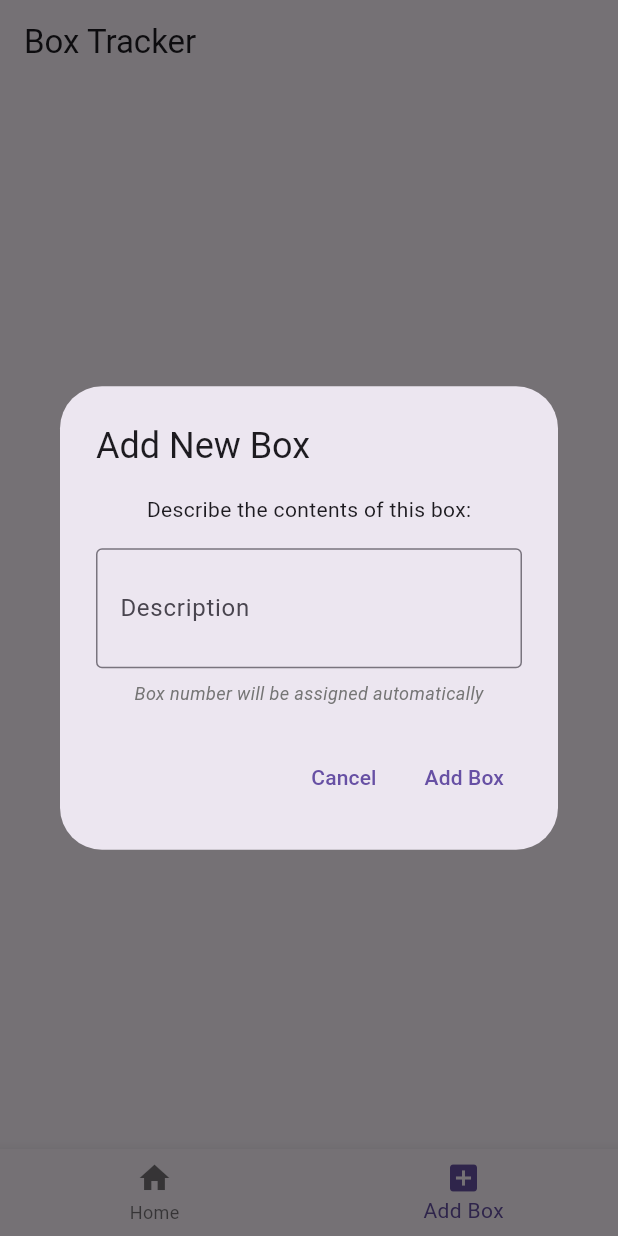
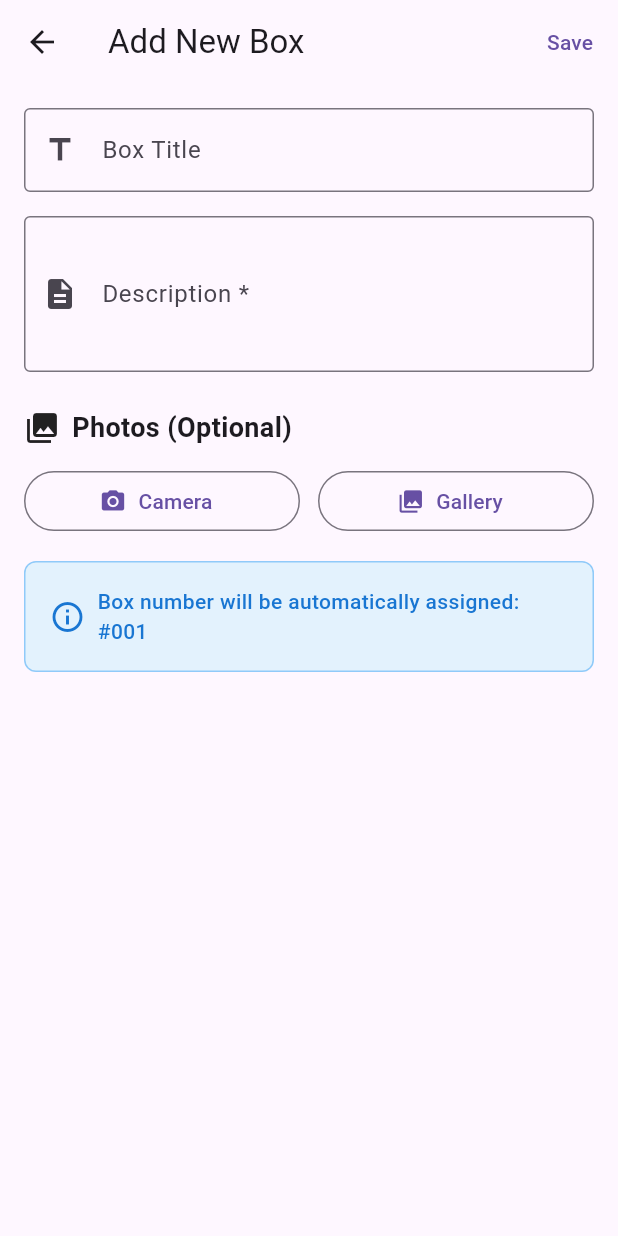
Before and after one commit to cleytonshelton/ASE_456_Individual_Project, a Flutter app: the screen it shows after launch, item 2 of the bottom bar chosen, on a phone screen of 412 x 824 dp. Run offline on Flutter 3.47's test engine with Material 3 defaults, Android fonts, the phone set to English and light mode, and no system bars; our stand-ins replace hive, hive_flutter, image_picker; accounts and stored records are empty.

Commit message:
Added new Add Box Screen
Takes a user to a new screen and allows them to give each box a title, description, and an optional choice of adding images of the contents of the box.

```diff
--- /dev/null
+++ b/qrstorageapp/lib/add_box_screen.dart
@@ -0,0 +1,307 @@
+import 'dart:io';
+import 'package:flutter/material.dart';
+import 'package:image_picker/image_picker.dart';
+import 'package:hive_flutter/hive_flutter.dart';
+import 'models/box_item.dart';
+
+class AddBoxScreen extends StatefulWidget {
+  final Box<BoxItem> box;
+
+  const AddBoxScreen({super.key, required this.box});
+
+  @override
+  State<AddBoxScreen> createState() => _AddBoxScreenState();
+}
+
+class _AddBoxScreenState extends State<AddBoxScreen> {
+  final _formKey = GlobalKey<FormState>();
+  final _titleController = TextEditingController();
+  final _descriptionController = TextEditingController();
+  final List<String> _imagePaths = [];
+  bool _isLoading = false;
+
+  @override
+  void dispose() {
+    _titleController.dispose();
+    _descriptionController.dispose();
+    super.dispose();
+  }
+
+  // Get the next available box number
+  String _getNextBoxNumber() {
+    if (widget.box.isEmpty) {
+      return "001";
+    }
+
+    // Find the highest existing box number
+    int maxNumber = 0;
+    for (int i = 0; i < widget.box.length; i++) {
+      final item = widget.box.getAt(i)!;
+      final numberStr = item.boxNumber.replaceAll(RegExp(r'[^0-9]'), '');
+      final number = int.tryParse(numberStr) ?? 0;
+      if (number > maxNumber) {
+        maxNumber = number;
+      }
+    }
+
+    // Return next number with zero padding
+    return (maxNumber + 1).toString().padLeft(3, '0');
+  }
+
+  // Add photo from camera
+  Future<void> _addPhotoFromCamera() async {
+    final picker = ImagePicker();
+    final photo = await picker.pickImage(source: ImageSource.camera);
+
+    if (photo != null) {
+      setState(() {
+        _imagePaths.add(photo.path);
+      });
+    }
+  }
+
+  // Add photo from gallery
+  Future<void> _addPhotoFromGallery() async {
+    final picker = ImagePicker();
+    final photo = await picker.pickImage(source: ImageSource.gallery);
+
+    if (photo != null) {
+      setState(() {
+        _imagePaths.add(photo.path);
+      });
+    }
+  }
+
+  // Remove photo
+  void _removePhoto(int index) {
+    setState(() {
+      _imagePaths.removeAt(index);
+    });
+  }
+
+  // Save the box
+  Future<void> _saveBox() async {
+    if (!_formKey.currentState!.validate()) {
+      return;
+    }
+
+    setState(() {
+      _isLoading = true;
+    });
+
+    try {
+      final boxNumber = _getNextBoxNumber();
+      final newItem = BoxItem(
+        boxNumber: boxNumber,
+        title: _titleController.text.trim().isNotEmpty ? _titleController.text.trim() : null,
+        description: _descriptionController.text.trim(),
+        imagePaths: List.from(_imagePaths),
+      );
+
+      widget.box.add(newItem);
+
+      if (mounted) {
+        Navigator.pop(context);
+        ScaffoldMessenger.of(context).showSnackBar(
+          SnackBar(
+            content: Text('Box #$boxNumber created successfully!'),
+            backgroundColor: Colors.green,
+          ),
+        );
+      }
+    } catch (e) {
+      if (mounted) {
+        ScaffoldMessenger.of(context).showSnackBar(
+          SnackBar(
+            content: Text('Error creating box: $e'),
+            backgroundColor: Colors.red,
+          ),
+        );
+      }
+    } finally {
+      if (mounted) {
+        setState(() {
+          _isLoading = false;
+        });
+      }
+    }
+  }
+
+  @override
+  Widget build(BuildContext context) {
+    return Scaffold(
+      appBar: AppBar(
+        title: const Text('Add New Box'),
+        actions: [
+          TextButton(
+            onPressed: _isLoading ? null : _saveBox,
+            child: _isLoading
+                ? const SizedBox(
+                    width: 20,
+                    height: 20,
+                    child: CircularProgressIndicator(strokeWidth: 2),
+                  )
+                : const Text('Save'),
+          ),
+        ],
+      ),
+      body: Form(
+        key: _formKey,
+        child: SingleChildScrollView(
+          padding: const EdgeInsets.all(16),
+          child: Column(
+            crossAxisAlignment: CrossAxisAlignment.start,
+            children: [
+              // Title Field
+              TextFormField(
+                controller: _titleController,
+                decoration: const InputDecoration(
+                  labelText: 'Box Title',
+                  hintText: 'e.g., Winter Clothes, Kitchen Items',
+                  border: OutlineInputBorder(),
+                  prefixIcon: Icon(Icons.title),
+                ),
+                validator: (value) {
+                  if (value == null || value.trim().isEmpty) {
+                    return 'Please enter a title for the box';
+                  }
+                  return null;
+                },
+              ),
+              const SizedBox(height: 16),
+
+              // Description Field (Required)
+              TextFormField(
+                controller: _descriptionController,
+                decoration: const InputDecoration(
+                  labelText: 'Description *',
+                  hintText: 'Describe the contents of this box in detail',
+                  border: OutlineInputBorder(),
+                  prefixIcon: Icon(Icons.description),
+                ),
+                maxLines: 3,
+                validator: (value) {
+                  if (value == null || value.trim().isEmpty) {
+                    return 'Description is required';
+                  }
+                  return null;
+                },
+              ),
+              const SizedBox(height: 24),
+
+              // Photos Section
+              Row(
+                children: [
+                  const Icon(Icons.photo_library, size: 24),
+                  const SizedBox(width: 8),
+                  const Text(
+                    'Photos (Optional)',
+                    style: TextStyle(fontSize: 18, fontWeight: FontWeight.bold),
+                  ),
+                ],
+              ),
+              const SizedBox(height: 12),
+
+              // Add Photo Buttons
+              Row(
+                children: [
+                  Expanded(
+                    child: OutlinedButton.icon(
+                      onPressed: _addPhotoFromCamera,
+                      icon: const Icon(Icons.camera_alt),
+                      label: const Text('Camera'),
+                    ),
+                  ),
+                  const SizedBox(width: 12),
+                  Expanded(
+                    child: OutlinedButton.icon(
+                      onPressed: _addPhotoFromGallery,
+                      icon: const Icon(Icons.photo_library),
+                      label: const Text('Gallery'),
+                    ),
+                  ),
+                ],
+              ),
+              const SizedBox(height: 16),
+
+              // Photo Grid
+              if (_imagePaths.isNotEmpty) ...[
+                GridView.builder(
+                  shrinkWrap: true,
+                  physics: const NeverScrollableScrollPhysics(),
+                  gridDelegate: const SliverGridDelegateWithFixedCrossAxisCount(
+                    crossAxisCount: 3,
+                    crossAxisSpacing: 8,
+                    mainAxisSpacing: 8,
+                    childAspectRatio: 1,
+                  ),
+                  itemCount: _imagePaths.length,
+                  itemBuilder: (context, index) {
+                    return Stack(
+                      children: [
+                        ClipRRect(
+                          borderRadius: BorderRadius.circular(8),
+                          child: Image.file(
+                            File(_imagePaths[index]),
+                            width: double.infinity,
+                            height: double.infinity,
+                            fit: BoxFit.cover,
+                          ),
+                        ),
+                        Positioned(
+                          top: 4,
+                          right: 4,
+                          child: GestureDetector(
+                            onTap: () => _removePhoto(index),
+                            child: Container(
+                              padding: const EdgeInsets.all(4),
+                              decoration: const BoxDecoration(
+                                color: Colors.red,
+                                shape: BoxShape.circle,
+                              ),
+                              child: const Icon(
+                                Icons.close,
+                                color: Colors.white,
+                                size: 16,
+                              ),
+                            ),
+                          ),
+                        ),
+                      ],
+                    );
+                  },
+                ),
+                const SizedBox(height: 16),
+              ],
+
+              // Box Number Preview
+              Container(
+                padding: const EdgeInsets.all(16),
+                decoration: BoxDecoration(
+                  color: Colors.blue.shade50,
+                  borderRadius: BorderRadius.circular(8),
+                  border: Border.all(color: Colors.blue.shade200),
+                ),
+                child: Row(
+                  children: [
+                    Icon(Icons.info_outline, color: Colors.blue.shade700),
+                    const SizedBox(width: 8),
+                    Expanded(
+                      child: Text(
+                        'Box number will be automatically assigned: #${_getNextBoxNumber()}',
+                        style: TextStyle(
+                          color: Colors.blue.shade700,
+                          fontWeight: FontWeight.w500,
+                        ),
+                      ),
+                    ),
+                  ],
+                ),
+              ),
+            ],
+          ),
+        ),
+      ),
+    );
+  }
+}
--- a/qrstorageapp/lib/models/box_item.dart
+++ b/qrstorageapp/lib/models/box_item.dart
@@ -8,14 +8,21 @@ class BoxItem extends HiveObject {
   String boxNumber;
 
   @HiveField(1)
+  String? title;
+
+  @HiveField(2)
   String description;
 
-  @HiveField(2)
+  @HiveField(3)
   List<String> imagePaths;
 
   BoxItem({
     required this.boxNumber,
+    this.title,
     required this.description,
     required this.imagePaths,
   });
+
+  // Getter to provide a default title if null
+  String get displayTitle => title ?? "Box #$boxNumber";
 }
```
Also changed, not shown: qrstorageapp/lib/home_screen.dart (+84 -78 lines), qrstorageapp/lib/models/box_item.g.dart.
